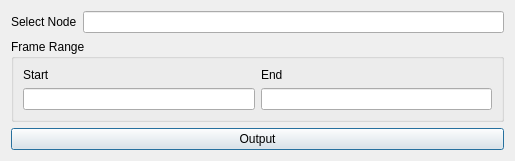
First picture: the form in resources/dialog.ui, repository demon7x/tk-katana-output, before the edit.
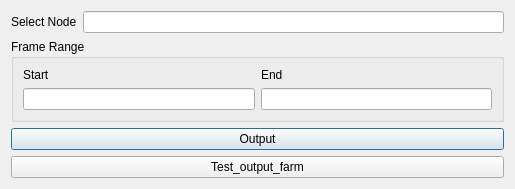
Second picture: the form after the edit.

What changed in the file:
```diff
--- a/resources/dialog.ui
+++ b/resources/dialog.ui
@@ -76,6 +76,13 @@
      </property>
     </widget>
    </item>
+   <item>
+    <widget class="QPushButton" name="farm_btn">
+     <property name="text">
+      <string>Test_output_farm</string>
+     </property>
+    </widget>
+   </item>
   </layout>
  </widget>
  <resources>
```
